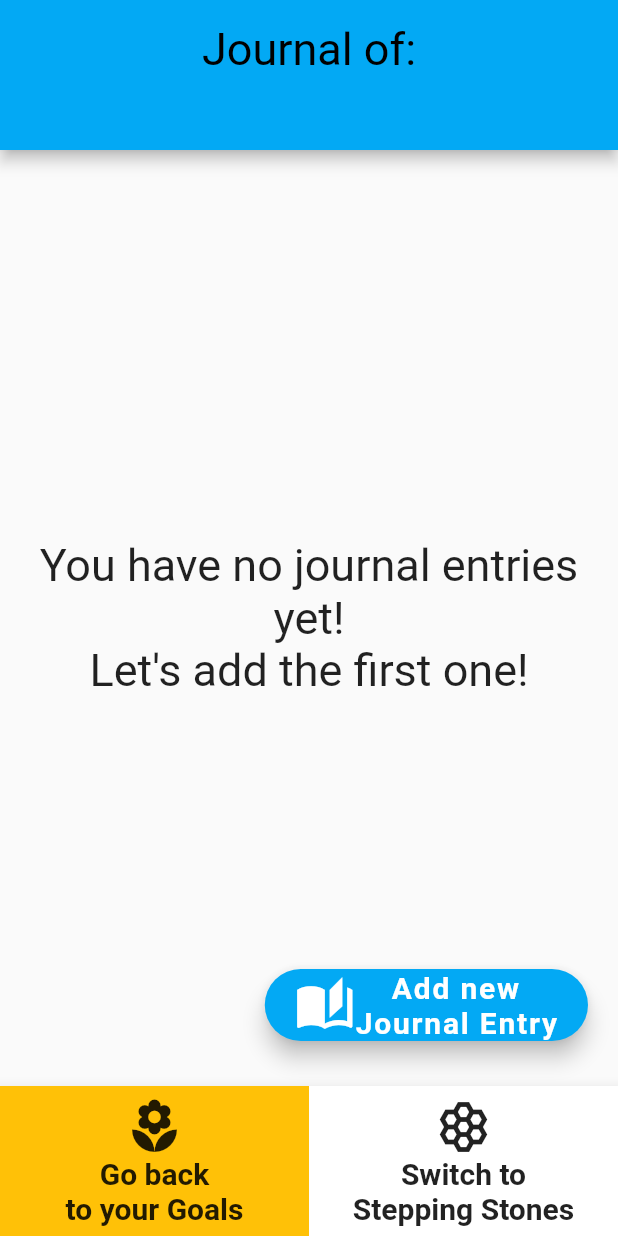
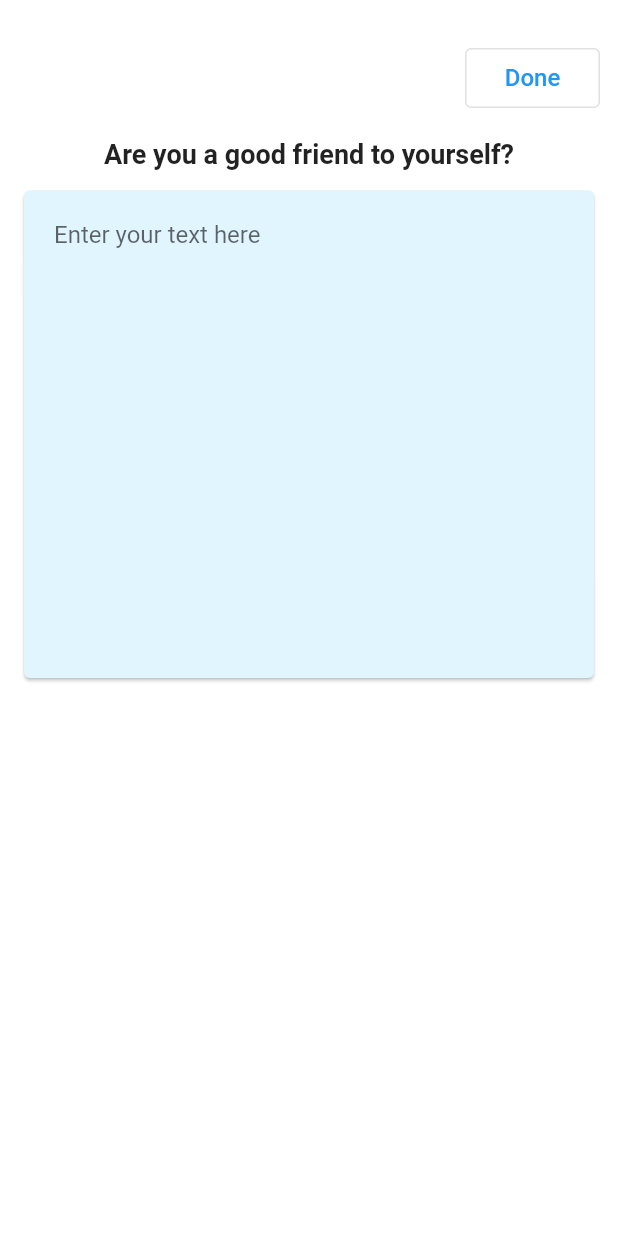
Before and after one commit to lucampor/stepping_stones, a Flutter app: the ObjectivePage screen opened directly with empty values, after a tap on an icon or button, on a phone screen of 412 x 824 dp. Run offline on Flutter 3.47's test engine with Material 2 defaults, Android fonts, the phone set to English and light mode, and no system bars; our stand-ins replace step_progress_indicator.

Commit message:
add styling and new journal page

```diff
--- a/lib/journaling/list_entry.dart
+++ b/lib/journaling/list_entry.dart
@@ -18,7 +18,7 @@ class JournalEntry extends StatelessWidget {
         fontSize: 16,
         fontWeight: FontWeight.bold,
       )))
-      : const SizedBox(height: 10);
+      : const SizedBox(height: 4);
 
     Dialog entryInfo() => Dialog(
     backgroundColor: Color(0xFFFFFFFF),
--- /dev/null
+++ b/lib/journaling/new_journal.dart
@@ -0,0 +1,91 @@
+import 'package:flutter/material.dart';
+
+class JournalPage extends StatefulWidget {
+  const JournalPage({super.key});
+
+  @override
+  State<JournalPage> createState() => _JournalPageState();
+}
+
+class _JournalPageState extends State<JournalPage> {
+
+  @override
+  Widget build(BuildContext context) {
+    var questionText = const Text("Are you a good friend to yourself?",
+    style: TextStyle(fontSize: 18, fontWeight: FontWeight.bold));
+
+    var backButton = SizedBox(
+        width: 90,
+        height: 40,
+        child: OutlinedButton(
+            style: OutlinedButton.styleFrom(
+              foregroundColor: Colors.blue,
+            ),
+            onPressed: () {
+              Navigator.pop(context);
+            },
+            child: const Center(
+              child: Text(
+                "Done",
+                style: TextStyle(
+                  fontSize: 16,
+                ),
+                softWrap: true,
+                textAlign: TextAlign.center,
+              ),
+            )));
+
+    var saveButton = SizedBox(
+        width: 90,
+        height: 40,
+        child: OutlinedButton(
+            style: OutlinedButton.styleFrom(
+              foregroundColor: Colors.blue,
+            ),
+            onPressed: () {
+              Navigator.pop(context);
+            },
+            child: const Center(
+              child: Text(
+                "Save",
+                style: TextStyle(
+                  fontSize: 16,
+                ),
+                softWrap: true,
+                textAlign: TextAlign.center,
+              ),
+            )));
+
+    var navButtons = Row(children: <Widget>[
+      const Spacer(),
+      backButton,
+    ]);
+
+    return Scaffold(
+        backgroundColor: const Color(0xFFFFFFFF),
+        body: Padding(
+            padding: const EdgeInsets.fromLTRB(12, 32, 12, 32),
+            child: Scaffold(
+      backgroundColor: const Color(0xFFFFFFFF),
+      body: Column(
+        children: <Widget>[
+          navButtons,
+          const SizedBox(height: 20),
+          questionText,
+          const SizedBox(height: 10),
+          Card(
+            color: Colors.lightBlue[50],
+            child: Padding(
+              padding: EdgeInsets.all(20.0),
+              child: TextField(
+                maxLines: 15, //or null
+                decoration: InputDecoration.collapsed(hintText: "Enter your text here",
+                filled: false),
+              ),
+            )
+          ),
+        ],
+      )
+    )));
+  }
+}
--- a/lib/objectives/page.dart
+++ b/lib/objectives/page.dart
@@ -1,6 +1,7 @@
 import 'package:flutter/material.dart';
 import 'package:stepping_stones/journaling/data.dart';
 import 'package:stepping_stones/journaling/entry_type.dart';
+import 'package:stepping_stones/journaling/new_journal.dart';
 import 'package:stepping_stones/journaling/list.dart';
 import 'package:stepping_stones/objectives/model.dart';
 import 'package:stepping_stones/stones/list.dart';
@@ -152,6 +153,12 @@ class _ObjectivePageState extends State<ObjectivePage> {
 
     return FloatingActionButton.extended(
       onPressed: (){
+        isJournal(widget.current) ?
+        Navigator.push(context,
+          MaterialPageRoute(builder: (context) => const JournalPage()))
+        :
+        Navigator.push(context,
+          MaterialPageRoute(builder: (context) => const JournalPage()));
       },
       backgroundColor: Colors.lightBlue,
       label: Row(
```
